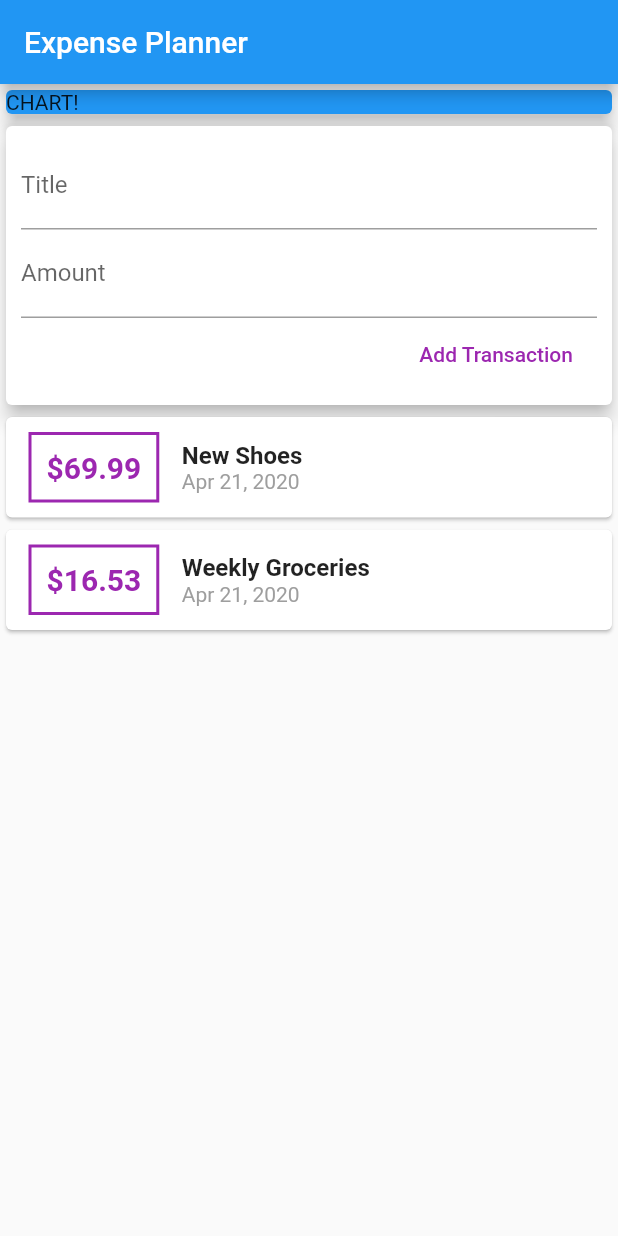
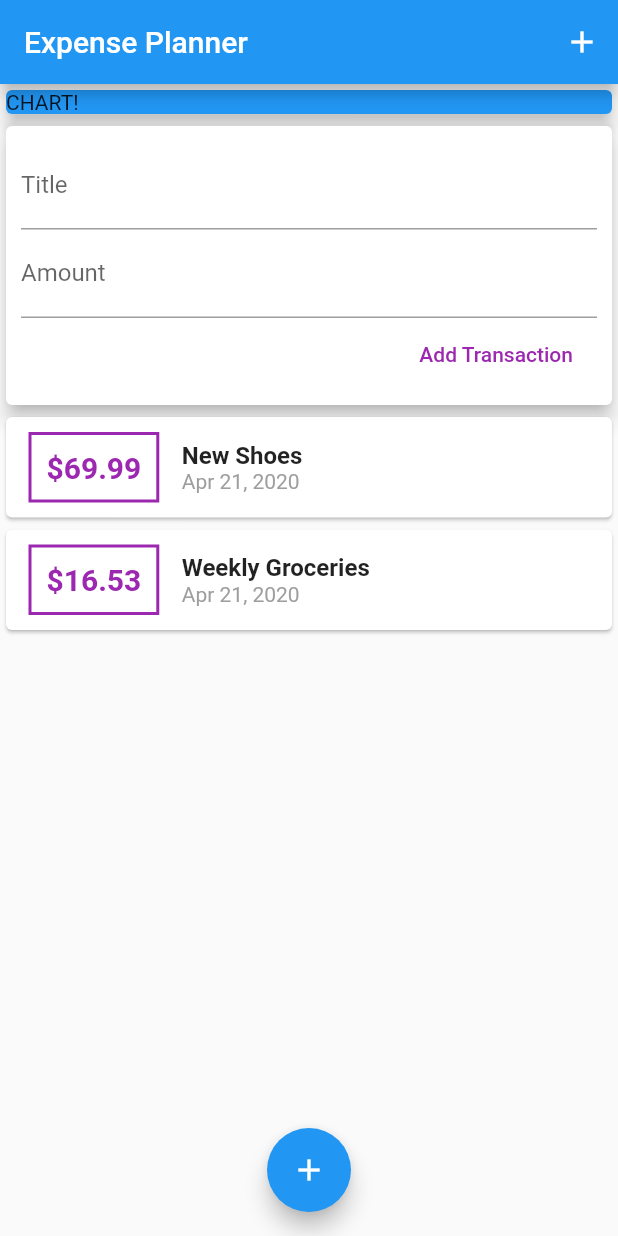
Before and after one commit to gjvpaet/expense-planner, a Flutter app: the screen it shows after launch, on a phone screen of 412 x 824 dp. Run offline on Flutter 3.47's test engine with Material 2 defaults, Android fonts, the phone set to English and light mode, and no system bars.

Commit message:
Added action button and floating action button.

```diff
--- a/lib/main.dart
+++ b/lib/main.dart
@@ -8,6 +8,7 @@ class MyApp extends StatelessWidget {
   @override
   Widget build(BuildContext context) {
     return MaterialApp(
+      debugShowCheckedModeBanner: false,
       title: 'Flutter Demo',
       theme: ThemeData(
         primarySwatch: Colors.blue,
@@ -23,6 +24,14 @@ class MyHomePage extends StatelessWidget {
     return Scaffold(
       appBar: AppBar(
         title: Text('Expense Planner'),
+        actions: <Widget>[
+          IconButton(
+            icon: Icon(
+              Icons.add,
+            ),
+            onPressed: () {},
+          ),
+        ],
       ),
       body: SingleChildScrollView(
         child: Column(
@@ -40,6 +49,13 @@ class MyHomePage extends StatelessWidget {
           ],
         ),
       ),
+      floatingActionButton: FloatingActionButton(
+        child: Icon(
+          Icons.add,
+        ),
+        onPressed: () {},
+      ),
+      floatingActionButtonLocation: FloatingActionButtonLocation.centerFloat,
     );
   }
 }
```
